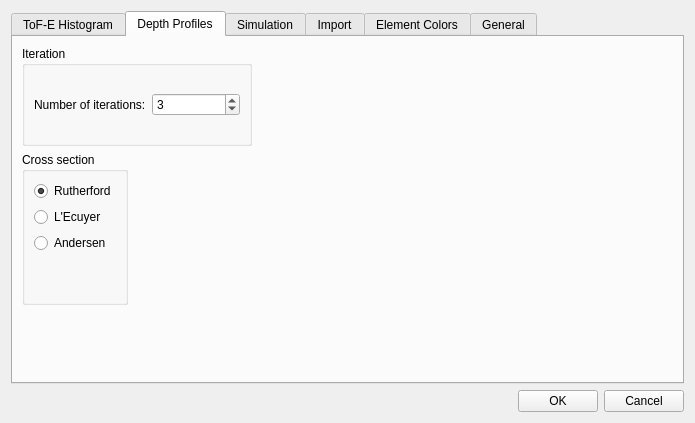
First picture: the form in ui_files/ui_global_settings.ui, repository JYU-IBA/potku, before the edit.
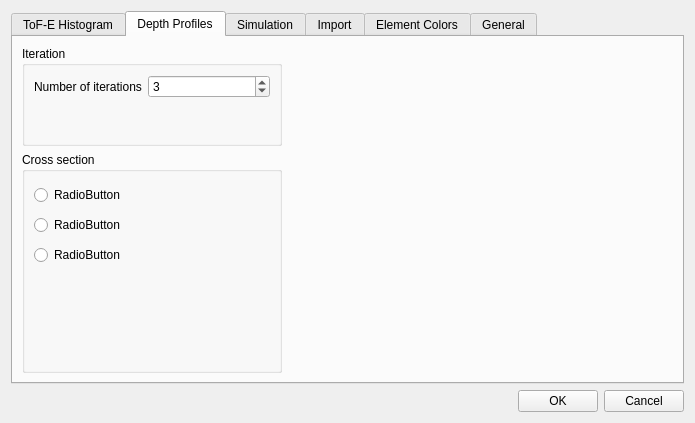
Second picture: the form after the edit. The open tabs and pages were chosen to show the change.

Commit message:
Added CrossSection enum
- Cross section choices are now an enum
- Added an initial implementation for binding a property to button
  group
- Added a function that sets the data for all buttons in a button
  group

Patch:
```diff
--- a/ui_files/ui_global_settings.ui
+++ b/ui_files/ui_global_settings.ui
@@ -305,67 +305,11 @@
       <attribute name="title">
        <string>Depth Profiles</string>
       </attribute>
-      <layout class="QGridLayout" name="gridLayout_4">
-       <item row="1" column="1">
-        <widget class="QGroupBox" name="groupBox_7">
-         <property name="title">
-          <string>Cross section</string>
-         </property>
-         <layout class="QVBoxLayout" name="verticalLayout_6">
-          <item>
-           <widget class="QRadioButton" name="radio_cross_1">
-            <property name="text">
-             <string>Rutherford</string>
-            </property>
-            <property name="checked">
-             <bool>true</bool>
-            </property>
-           </widget>
-          </item>
-          <item>
-           <widget class="QRadioButton" name="radio_cross_2">
-            <property name="text">
-             <string>L'Ecuyer</string>
-            </property>
-           </widget>
-          </item>
-          <item>
-           <widget class="QRadioButton" name="radio_cross_3">
-            <property name="text">
-             <string>Andersen</string>
-            </property>
-           </widget>
-          </item>
-          <item>
-           <spacer name="verticalSpacer_4">
-            <property name="orientation">
-             <enum>Qt::Vertical</enum>
-            </property>
-            <property name="sizeHint" stdset="0">
-             <size>
-              <width>20</width>
-              <height>40</height>
-             </size>
-            </property>
-           </spacer>
-          </item>
-         </layout>
-        </widget>
-       </item>
-       <item row="0" column="4">
-        <spacer name="horizontalSpacer_4">
-         <property name="orientation">
-          <enum>Qt::Horizontal</enum>
-         </property>
-         <property name="sizeHint" stdset="0">
-          <size>
-           <width>40</width>
-           <height>20</height>
-          </size>
-         </property>
-        </spacer>
-       </item>
-       <item row="0" column="1" colspan="3" alignment="Qt::AlignHCenter|Qt::AlignVCenter">
+      <layout class="QVBoxLayout" name="verticalLayout_4">
+       <property name="rightMargin">
+        <number>400</number>
+       </property>
+       <item>
         <widget class="QGroupBox" name="groupBox_4">
          <property name="minimumSize">
           <size>
@@ -373,18 +317,30 @@
            <height>100</height>
           </size>
          </property>
+         <property name="maximumSize">
+          <size>
+           <width>16777215</width>
+           <height>100</height>
+          </size>
+         </property>
          <property name="title">
           <string>Iteration</string>
          </property>
-         <layout class="QHBoxLayout" name="horizontalLayout">
-          <item>
+         <layout class="QFormLayout" name="formLayout_4">
+          <property name="formAlignment">
+           <set>Qt::AlignHCenter|Qt::AlignTop</set>
+          </property>
+          <property name="bottomMargin">
+           <number>12</number>
+          </property>
+          <item row="0" column="0">
            <widget class="QLabel" name="label_9">
             <property name="text">
-             <string>Number of iterations:</string>
+             <string>Number of iterations</string>
             </property>
            </widget>
           </item>
-          <item>
+          <item row="0" column="1">
            <widget class="QSpinBox" name="spin_depth_iterations">
             <property name="locale">
              <locale language="C" country="AnyCountry"/>
@@ -397,18 +353,53 @@
          </layout>
         </widget>
        </item>
-       <item row="2" column="1">
-        <spacer name="verticalSpacer_6">
-         <property name="orientation">
-          <enum>Qt::Vertical</enum>
+       <item>
+        <widget class="QGroupBox" name="cross_radio_group_box">
+         <property name="layoutDirection">
+          <enum>Qt::LeftToRight</enum>
          </property>
-         <property name="sizeHint" stdset="0">
-          <size>
-           <width>20</width>
-           <height>40</height>
-          </size>
+         <property name="title">
+          <string>Cross section</string>
          </property>
-        </spacer>
+         <layout class="QVBoxLayout" name="verticalLayout_6">
+          <property name="spacing">
+           <number>-1</number>
+          </property>
+          <property name="bottomMargin">
+           <number>100</number>
+          </property>
+          <item>
+           <widget class="QRadioButton" name="radioButton_2">
+            <property name="text">
+             <string>RadioButton</string>
+            </property>
+            <attribute name="buttonGroup">
+             <string notr="true">cross_section_radios</string>
+            </attribute>
+           </widget>
+          </item>
+          <item>
+           <widget class="QRadioButton" name="radioButton">
+            <property name="text">
+             <string>RadioButton</string>
+            </property>
+            <attribute name="buttonGroup">
+             <string notr="true">cross_section_radios</string>
+            </attribute>
+           </widget>
+          </item>
+          <item>
+           <widget class="QRadioButton" name="radioButton_3">
+            <property name="text">
+             <string>RadioButton</string>
+            </property>
+            <attribute name="buttonGroup">
+             <string notr="true">cross_section_radios</string>
+            </attribute>
+           </widget>
+          </item>
+         </layout>
+        </widget>
        </item>
       </layout>
      </widget>
```
Left out of the diff: 5 changed lines with no effect on the pictures. The commit also changes 10 other files.
